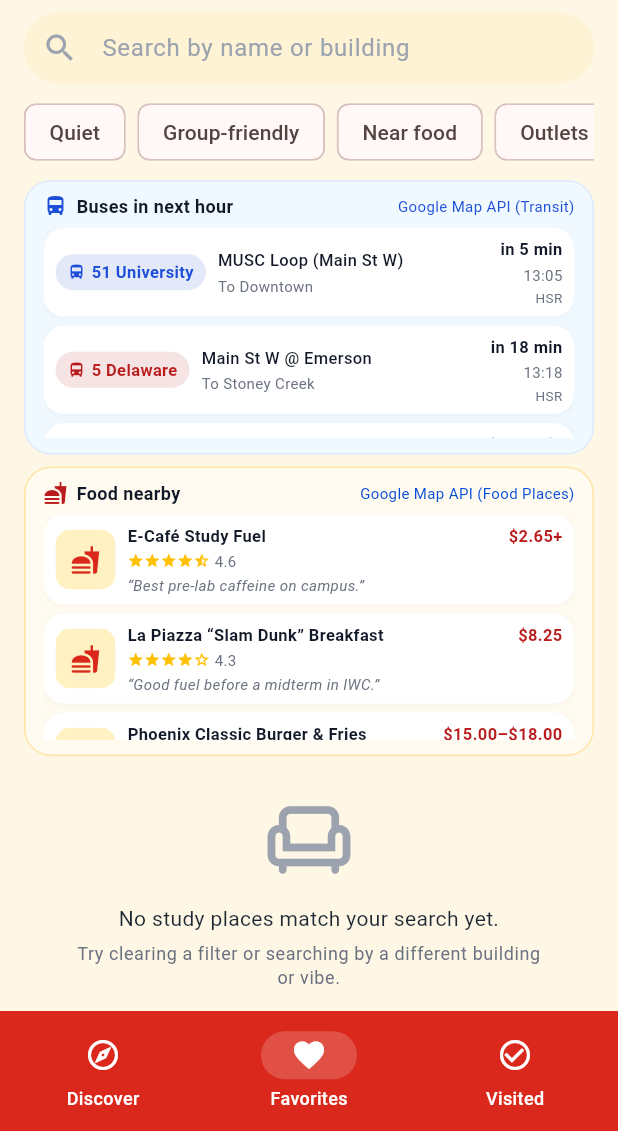
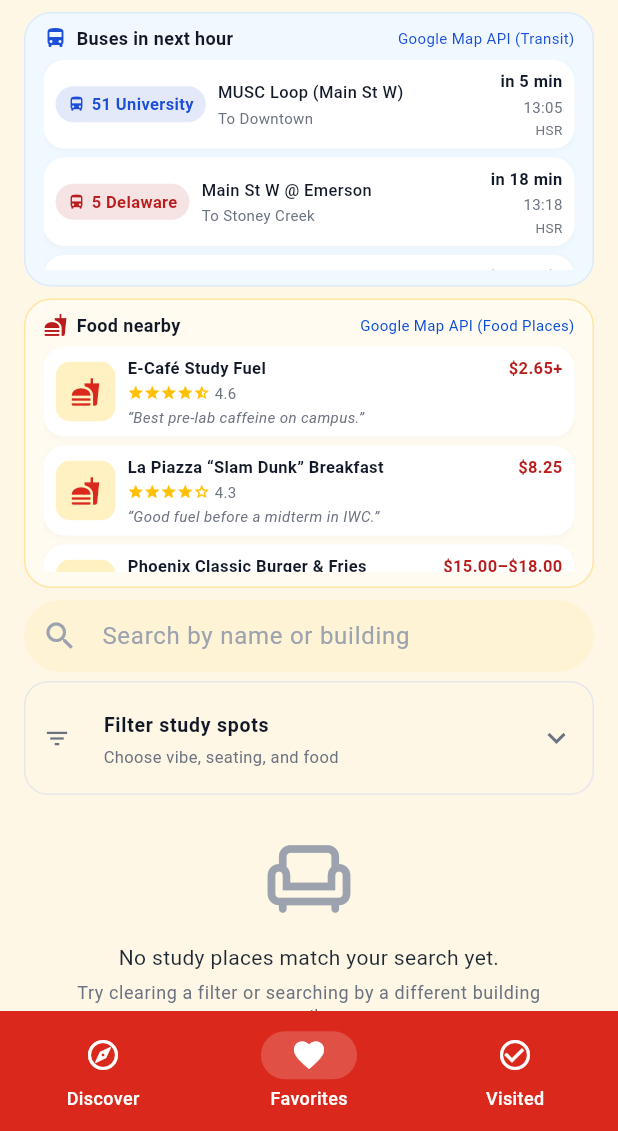
Before and after one commit to ZifanSi/DeskDash, a Flutter app: the screen it shows after launch, item 2 of the bottom bar chosen, on a phone screen of 412 x 824 dp, the part 105-1236 px from its top. Run offline on Flutter 3.47's test engine with Material 3 defaults, Android fonts, the phone set to English and light mode, and no system bars; network calls fail.

Commit message:
Fix campus filter

```diff
--- a/lib/screens/home_screen.dart
+++ b/lib/screens/home_screen.dart
@@ -74,13 +74,11 @@ class _HomeScreenState extends State<HomeScreen> {
         visibleList = allFiltered;
     }
 
-    // header rows:
     // 0: header
-    // 1: search
-    // 2: filter chips
-    // 3: bus widget
-    // 4: food widget
-    const headerCount = 5;
+    // 1: bus widget
+    // 2: food widget
+    // 3: search + expandable filters
+    const headerCount = 4;
     final hasPlaces = visibleList.isNotEmpty;
     final totalCount = headerCount + (hasPlaces ? visibleList.length : 1);
 
@@ -98,41 +96,32 @@ class _HomeScreenState extends State<HomeScreen> {
               );
             }
 
-            // 1: search bar
+            // 1: buses
             if (index == 1) {
               return Padding(
-                padding: const EdgeInsets.fromLTRB(16, 4, 16, 4),
-                child: _buildSearchBar(),
-              );
-            }
-
-            // 2: filter chips
-            if (index == 2) {
-              return Padding(
-                padding: const EdgeInsets.fromLTRB(16, 4, 16, 4),
-                child: _buildFilterChips(),
-              );
-            }
-
-            // 3: bus widget (buses in next hour)
-            if (index == 3) {
-              return Padding(
-                padding: const EdgeInsets.fromLTRB(16, 4, 16, 4),
+                padding: const EdgeInsets.fromLTRB(16, 4, 16, 8),
                 child: BusWidget(trips: mockBusTrips),
               );
             }
 
-            // 4: compact vertical food section
-            if (index == 4) {
+            // 2: food
+            if (index == 2) {
               return Padding(
-                padding: const EdgeInsets.fromLTRB(16, 4, 16, 10),
+                padding: const EdgeInsets.fromLTRB(16, 0, 16, 8),
                 child: FoodMenu(items: mockFoodMenu),
+              );
+            }
+
+            // 3: search + expandable filters
+            if (index == 3) {
+              return Padding(
+                padding: const EdgeInsets.fromLTRB(16, 0, 16, 10),
+                child: _buildSearchAndFilters(context),
               );
             }
 
             // after headerCount: either empty state or study place cards
             if (!hasPlaces) {
-              // just one empty-state block
               return Padding(
                 padding: const EdgeInsets.symmetric(
                   horizontal: 16,
@@ -207,7 +196,7 @@ class _HomeScreenState extends State<HomeScreen> {
     );
   }
 
-  // ---------- helpers for header / search / chips / empty ----------
+  // ---------- helpers for header / search / filters / empty ----------
 
   Widget _buildHeader(BuildContext context) {
     return Row(
@@ -262,6 +251,17 @@ class _HomeScreenState extends State<HomeScreen> {
     );
   }
 
+  Widget _buildSearchAndFilters(BuildContext context) {
+    return Column(
+      crossAxisAlignment: CrossAxisAlignment.start,
+      children: [
+        _buildSearchBar(),
+        const SizedBox(height: 6),
+        _buildFilterSection(context),
+      ],
+    );
+  }
+
   Widget _buildSearchBar() {
     return TextField(
       onChanged: (value) => setState(() => _searchQuery = value),
@@ -269,6 +269,39 @@ class _HomeScreenState extends State<HomeScreen> {
       decoration: const InputDecoration(
         hintText: 'Search by name or building',
         prefixIcon: Icon(Icons.search, color: Color(0xFF9CA3AF)),
+      ),
+    );
+  }
+
+  Widget _buildFilterSection(BuildContext context) {
+    return Container(
+      decoration: BoxDecoration(
+        color: const Color(0xFFFFF7E6),
+        borderRadius: BorderRadius.circular(16),
+        border: Border.all(color: const Color(0xFFE5E7EB)),
+      ),
+      child: Theme(
+        data: Theme.of(context).copyWith(dividerColor: Colors.transparent),
+        child: ExpansionTile(
+          tilePadding: const EdgeInsets.symmetric(horizontal: 12),
+          childrenPadding: const EdgeInsets.fromLTRB(12, 0, 12, 8),
+          leading: const Icon(Icons.filter_list, size: 18),
+          title: const Text(
+            'Filter study spots',
+            style: TextStyle(
+              fontSize: 13,
+              fontWeight: FontWeight.w600,
+              color: Color(0xFF111827),
+            ),
+          ),
+          subtitle: const Text(
+            'Choose vibe, seating, and food',
+            style: TextStyle(fontSize: 11, color: Color(0xFF6B7280)),
+          ),
+          iconColor: const Color(0xFF6B7280),
+          collapsedIconColor: const Color(0xFF6B7280),
+          children: [const SizedBox(height: 6), _buildFilterChips()],
+        ),
       ),
     );
   }
```
